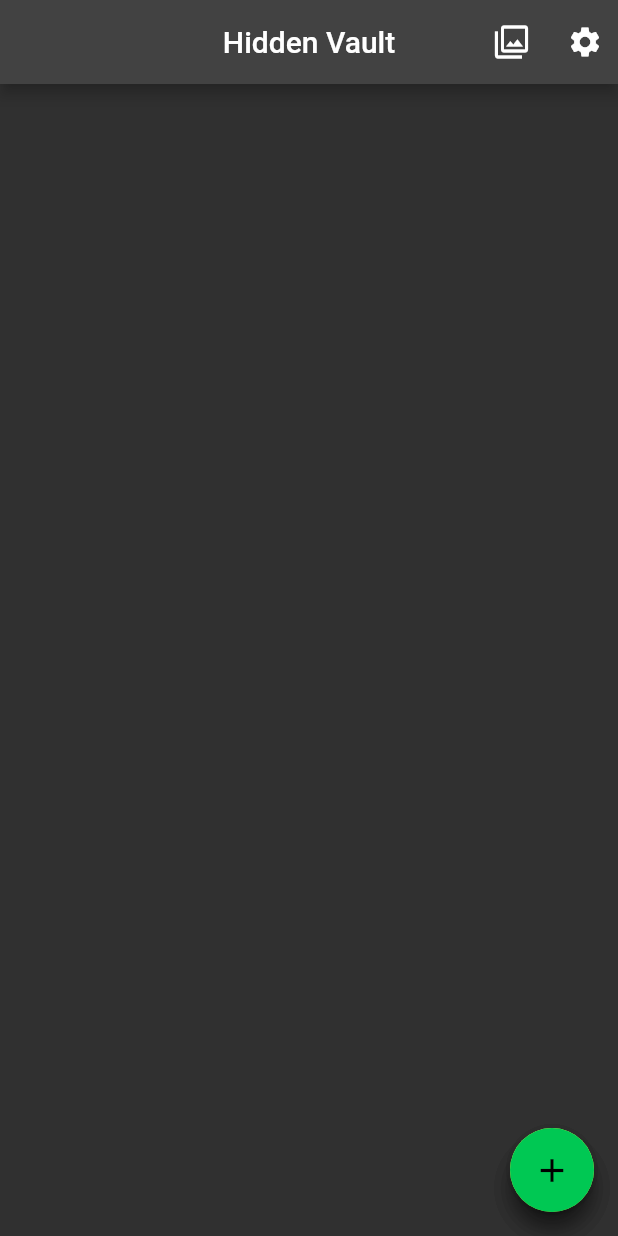
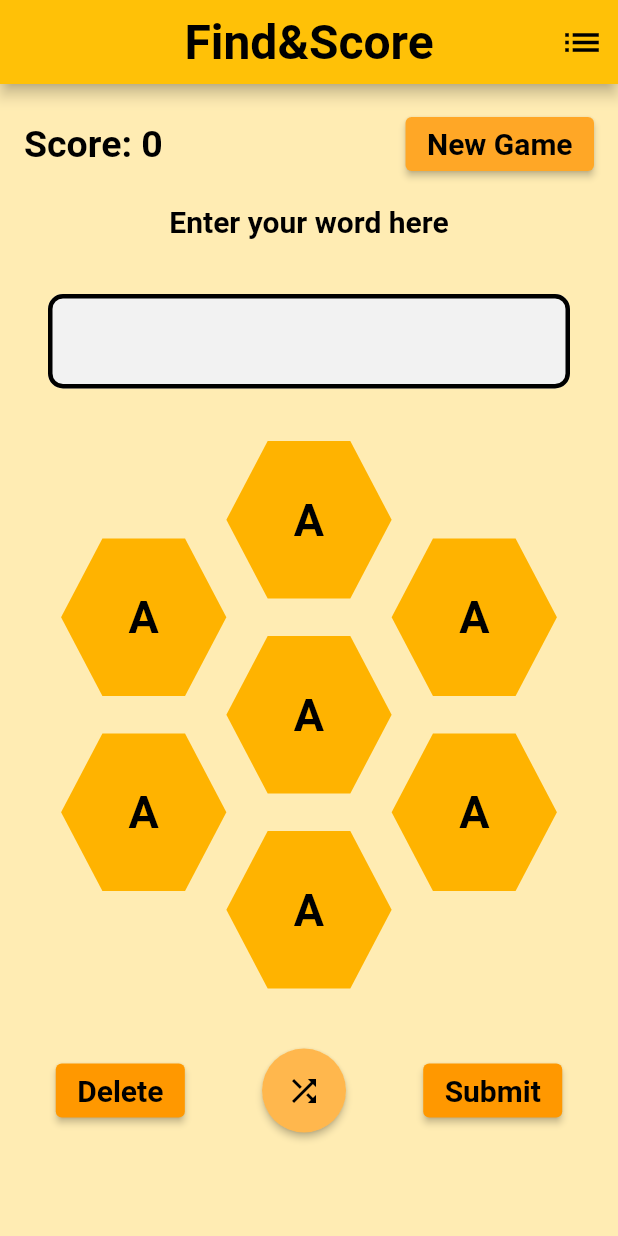
Before and after one commit to MermertH/hidden_hiding_app, a Flutter app: the screen it shows after launch, on a phone screen of 412 x 824 dp. Run offline on Flutter 3.47's test engine with Material 2 defaults, Android fonts, the phone set to English and light mode, and no system bars; our stand-ins replace chewie, file_picker, google_fonts, permission_handler, shared_preferences, video_player; missing offline and left inert: flutter_windowmanager, lecle_flutter_absolute_path, video_compress; Roboto replaces fonts that are missing (Abel).

Commit message:
game Screen UI

```diff
--- a/lib/main.dart
+++ b/lib/main.dart
@@ -3,6 +3,7 @@ import 'package:flutter/material.dart';
 import 'package:hidden_hiding_app/preferences.dart';
 import 'package:hidden_hiding_app/screens/SecretVault/settings_screen.dart';
 import 'package:hidden_hiding_app/screens/SecretVault/vault_main_screen.dart';
+import 'package:hidden_hiding_app/screens/WordGame/game_screen.dart';
 import 'package:hidden_hiding_app/themes/dark.dart';
 
 void main() async {
@@ -24,10 +25,11 @@ class MyApp extends StatelessWidget {
       title: 'Hidden Hide App',
       debugShowCheckedModeBanner: false,
       theme: DarkTheme.get,
-      initialRoute: '/VaultMainScreen',
+      initialRoute: '/GameScreen',
       routes: {
         '/VaultMainScreen': (context) => const VaultMainScreen(),
         '/SettingsScreen': (context) => const SettingsScreen(),
+        '/GameScreen': (context) => const GameScreen(),
       },
     );
   }
--- /dev/null
+++ b/lib/screens/WordGame/game_screen.dart
@@ -0,0 +1,214 @@
+import 'package:flutter/material.dart';
+import 'package:google_fonts/google_fonts.dart';
+import 'package:hidden_hiding_app/screens/WordGame/widgets/hexagon_button_shape.dart';
+import 'package:hidden_hiding_app/screens/WordGame/widgets/hexagon_clipper.dart';
+
+class GameScreen extends StatefulWidget {
+  const GameScreen({Key? key}) : super(key: key);
+
+  @override
+  State<GameScreen> createState() => _GameScreenState();
+}
+
+class _GameScreenState extends State<GameScreen> {
+  var userInputController = TextEditingController();
+
+  @override
+  Widget build(BuildContext context) {
+    return SafeArea(
+      child: Scaffold(
+        backgroundColor: Colors.amber[100],
+        appBar: AppBar(
+          actions: [
+            IconButton(
+              onPressed: () {},
+              icon: const Icon(
+                Icons.list,
+                size: 30,
+                color: Colors.black,
+              ),
+            ),
+          ],
+          backgroundColor: Colors.amber[500],
+          title: const Text("Find&Score"),
+          titleTextStyle: GoogleFonts.abel(
+            fontSize: 32,
+            fontWeight: FontWeight.bold,
+            color: Colors.black,
+          ),
+          centerTitle: true,
+        ),
+        body: Column(
+          children: [
+            Padding(
+              padding: const EdgeInsets.all(16.0),
+              child: Row(
+                mainAxisAlignment: MainAxisAlignment.spaceBetween,
+                children: [
+                  Text(
+                    "Score: 0",
+                    style: GoogleFonts.abel(
+                      fontSize: 25,
+                      fontWeight: FontWeight.bold,
+                      color: Colors.black,
+                    ),
+                  ),
+                  ElevatedButton(
+                    style: ElevatedButton.styleFrom(
+                        textStyle: GoogleFonts.abel(
+                          fontSize: 20,
+                          fontWeight: FontWeight.bold,
+                          color: Colors.black,
+                        ),
+                        primary: Colors.orange[400],
+                        onPrimary: Colors.black),
+                    onPressed: () {},
+                    child: const Text("New Game"),
+                  ),
+                ],
+              ),
+            ),
+            SizedBox(
+              height: 50,
+              child: Text(
+                "Enter your word here",
+                style: GoogleFonts.abel(
+                    fontWeight: FontWeight.bold,
+                    fontSize: 20,
+                    color: Colors.black),
+              ),
+            ),
+            Padding(
+              padding: const EdgeInsets.symmetric(vertical: 10, horizontal: 32),
+              child: TextField(
+                textAlign: TextAlign.center,
+                style: GoogleFonts.abel(
+                  fontSize: 20,
+                  fontWeight: FontWeight.bold,
+                  color: Colors.black,
+                ),
+                cursorColor: Colors.black,
+                cursorWidth: 3,
+                onSubmitted: (_) {},
+                controller: userInputController,
+                decoration: InputDecoration(
+                  filled: true,
+                  fillColor: const Color(0xFFF2F2F2),
+                  focusedBorder: OutlineInputBorder(
+                    borderRadius: const BorderRadius.all(Radius.circular(10)),
+                    borderSide: BorderSide(width: 3, color: Colors.amber[700]!),
+                  ),
+                  enabledBorder: const OutlineInputBorder(
+                    borderRadius: BorderRadius.all(Radius.circular(10)),
+                    borderSide: BorderSide(width: 3, color: Colors.black),
+                  ),
+                ),
+              ),
+            ),
+            Row(
+              mainAxisAlignment: MainAxisAlignment.center,
+              children: [
+                Column(
+                  children: [
+                    gameButtons(),
+                    gameButtons(),
+                  ],
+                ),
+                Column(
+                  children: [
+                    gameButtons(),
+                    gameButtons(),
+                    gameButtons(),
+                  ],
+                ),
+                Column(
+                  children: [
+                    gameButtons(),
+                    gameButtons(),
+                  ],
+                ),
+              ],
+            ),
+            Padding(
+              padding: const EdgeInsets.only(top: 40),
+              child: Row(
+                mainAxisAlignment: MainAxisAlignment.spaceEvenly,
+                children: [
+                  ElevatedButton(
+                    style: ElevatedButton.styleFrom(
+                        textStyle: GoogleFonts.abel(
+                          fontSize: 20,
+                          fontWeight: FontWeight.bold,
+                          color: Colors.black,
+                        ),
+                        primary: Colors.orange[500],
+                        onPrimary: Colors.black),
+                    onPressed: () {},
+                    child: const Text("Delete"),
+                  ),
+                  ElevatedButton(
+                    style: ElevatedButton.styleFrom(
+                        shape: const CircleBorder(),
+                        primary: Colors.orange[300],
+                        onPrimary: Colors.black),
+                    onPressed: () {},
+                    child: const Padding(
+                      padding: EdgeInsets.all(16.0),
+                      child: Icon(Icons.shuffle),
+                    ),
+                  ),
+                  ElevatedButton(
+                    style: ElevatedButton.styleFrom(
+                        textStyle: GoogleFonts.abel(
+                          fontSize: 20,
+                          fontWeight: FontWeight.bold,
+                          color: Colors.black,
+                        ),
+                        primary: Colors.orange[500],
+                        onPrimary: Colors.black),
+                    onPressed: () {},
+                    child: const Text("Submit"),
+                  ),
+                ],
+              ),
+            ),
+          ],
+        ),
+      ),
+    );
+  }
+
+  Widget gameButtons() {
+    return Padding(
+      padding: const EdgeInsets.only(top: 25),
+      child: Stack(
+        children: [
+          CustomPaint(
+            painter: HexagonButton(),
+            child: Padding(
+              padding: const EdgeInsets.symmetric(horizontal: 45, vertical: 35),
+              child: Text(
+                "A",
+                style: GoogleFonts.abel(
+                    fontWeight: FontWeight.bold,
+                    fontSize: 30,
+                    color: Colors.black),
+              ),
+            ),
+          ),
+          Positioned.fill(
+            child: ClipPath(
+              clipper: HexagonClipper(),
+              child: Material(
+                color: Colors.transparent,
+                child: InkWell(
+                  onTap: () {},
+                ),
+              ),
+            ),
+          ),
+        ],
+      ),
+    );
+  }
+}
--- /dev/null
+++ b/lib/screens/WordGame/widgets/hexagon_button_shape.dart
@@ -0,0 +1,29 @@
+import 'package:flutter/material.dart';
+
+class HexagonButton extends CustomPainter {
+  @override
+  void paint(Canvas canvas, Size size) {
+    var paint = Paint()
+      ..color = Colors.amber[600]!
+      ..style = PaintingStyle.fill;
+
+    var path = Path();
+    path.moveTo(size.width * 0, size.height * 0.5);
+    path.lineTo(size.width * 0.25, size.height);
+    path.lineTo(size.width * 0.75, size.height);
+    path.lineTo(size.width, size.height * 0.5);
+    path.lineTo(size.width * 0.75, 0);
+    path.lineTo(size.width * 0.25, 0);
+
+    path.close();
+    canvas.drawPath(
+      path,
+      paint,
+    );
+  }
+
+  @override
+  bool shouldRepaint(CustomPainter oldDelegate) {
+    return true;
+  }
+}
--- /dev/null
+++ b/lib/screens/WordGame/widgets/hexagon_clipper.dart
@@ -0,0 +1,22 @@
+import 'package:flutter/cupertino.dart';
+
+import 'package:flutter/material.dart';
+
+class HexagonClipper extends CustomClipper<Path> {
+  @override
+  Path getClip(Size size) {
+    final path = Path();
+    path.moveTo(size.width * 0, size.height * 0.5);
+    path.lineTo(size.width * 0.25, size.height);
+    path.lineTo(size.width * 0.75, size.height);
+    path.lineTo(size.width, size.height * 0.5);
+    path.lineTo(size.width * 0.75, 0);
+    path.lineTo(size.width * 0.25, 0);
+    return path;
+  }
+
+  @override
+  bool shouldReclip(covariant CustomClipper<Path> oldClipper) {
+    return true;
+  }
+}
--- a/lib/themes/dark.dart
+++ b/lib/themes/dark.dart
@@ -32,7 +32,12 @@ class DarkTheme {
           headline6: TextStyle(
             fontSize: 20,
             color: Colors.white,
-            )),
+          ),
+          headlineLarge: TextStyle(
+            fontSize: 30,
+            color: Colors.white,
+          ),
+        ),
       ),
     );
   }
--- a/lib/themes/light.dart
+++ b/lib/themes/light.dart
@@ -27,6 +27,33 @@ class LightTheme {
       textTheme: GoogleFonts.openSansTextTheme(
         ThemeData.light().textTheme,
       ),
+      inputDecorationTheme: const InputDecorationTheme(
+        filled: true,
+        fillColor: Color(0xFFF2F2F2),
+        focusedBorder: OutlineInputBorder(
+          borderRadius: BorderRadius.all(Radius.circular(4)),
+          borderSide: BorderSide(width: 1, color: Colors.red),
+        ),
+        disabledBorder: OutlineInputBorder(
+          borderRadius: BorderRadius.all(Radius.circular(4)),
+          borderSide: BorderSide(width: 1, color: Colors.orange),
+        ),
+        enabledBorder: OutlineInputBorder(
+          borderRadius: BorderRadius.all(Radius.circular(4)),
+          borderSide: BorderSide(width: 1, color: Colors.green),
+        ),
+        border: OutlineInputBorder(
+            borderRadius: BorderRadius.all(Radius.circular(4)),
+            borderSide: BorderSide(
+              width: 1,
+            )),
+        errorBorder: OutlineInputBorder(
+            borderRadius: BorderRadius.all(Radius.circular(4)),
+            borderSide: BorderSide(width: 1, color: Colors.black)),
+        focusedErrorBorder: OutlineInputBorder(
+            borderRadius: BorderRadius.all(Radius.circular(4)),
+            borderSide: BorderSide(width: 1, color: Colors.yellowAccent)),
+      ),
     );
   }
 }
```
Lines whose indentation alone changed are shown as unchanged.
